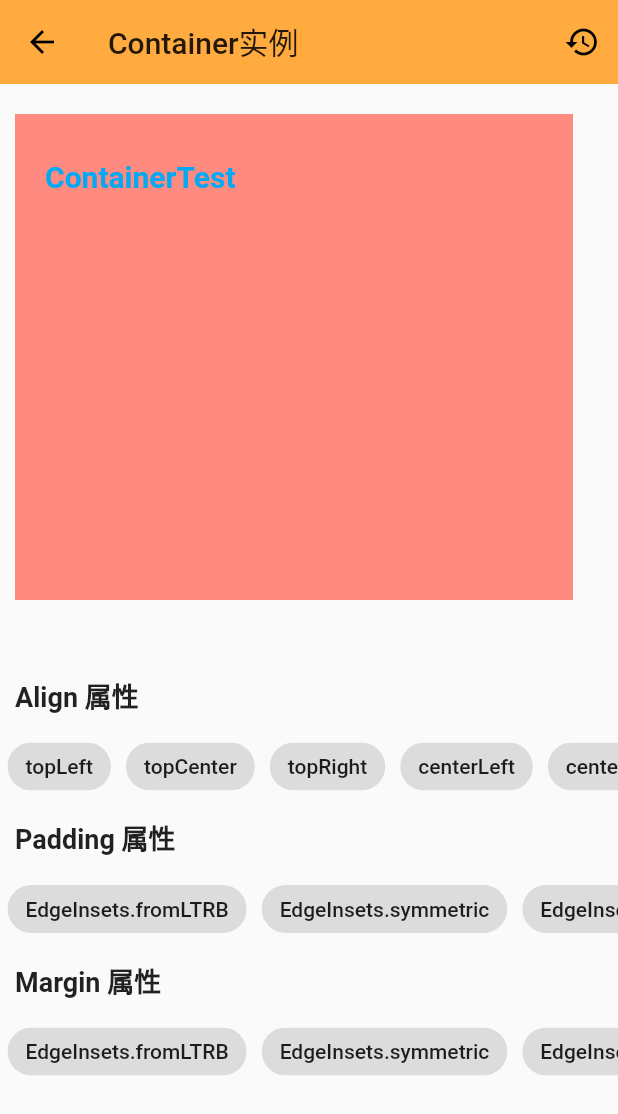
After one commit to leokaka1/FlutterDemo, a Flutter app: the ContainerShowDemo screen opened by its route, after a tap on the "restore" icon, on a phone screen of 412 x 824 dp. The commit adds this screen. Shown: the top 1114 px of the screen. Run offline on Flutter 3.47's test engine with Material 2 defaults, Android fonts, the light colour scheme and no system bars; our stand-ins replace flutter_screenutil; network calls fail; statements that could not run were skipped.

Commit message:
add some basic function and a container function

```diff
--- a/lib/main.dart
+++ b/lib/main.dart
@@ -7,8 +7,13 @@ import './pages/demos/listView_demo.dart';
 import './pages/demos/text_demo/text_showDemo.dart';
 import './pages/demos/image_demo/image_demo.dart';
 import './pages/demos/image_demo/image_showDemo.dart';
+import './pages/demos/row_demo/row_demo.dart';
+import './pages/demos/row_demo/row_showdemo.dart';
+import './pages/demos/container.demo/container_demo.dart';
+import './pages/demos/container.demo/container_showDemo.dart';
 import 'package:flutter/cupertino.dart';//ios风格
 import 'package:flutter/foundation.dart';//区分系统版本
+
 
 void main() => runApp(MyApp());
 
@@ -28,6 +33,7 @@ class MyApp extends StatelessWidget {
   // This widget is the root of your application.
   @override
   Widget build(BuildContext context) {
+
     return MaterialApp(
       title: 'Flutter Demo',
       routes: {//配置路由
@@ -35,6 +41,10 @@ class MyApp extends StatelessWidget {
         '/textShow':(context)=> TextShowDemo(),
         '/images':(context)=> ImageDemo(),
         '/imageShow':(context)=>ImageShowDemo(),
+        '/container':(context)=> ContainerDemo(),
+        '/containerShow':(context)=>ContainerShowDemo(),
+        '/row':(context)=> RowDemo(),
+        '/rowShow':(context)=>RowShowDemo(),
         '/layout':(context)=> LayoutDemo(),
         '/listView':(context)=>ListView_Demo(),
         '/scrollView':(context)=>ScrollView_Demo(),
--- a/lib/model/basicModel.dart
+++ b/lib/model/basicModel.dart
@@ -29,9 +29,16 @@ final List<Pages> pageInfo =[
   ),
 
   Pages(
+    title: '容器',
+    subTitle:'Container',
+    directionPage: '/container',
+    rightIcon: Icon(Icons.check_box)
+  ),
+
+  Pages(
     title: '水平方向上排列',
     subTitle:'Row',
-    directionPage: '/layout',
+    directionPage: '/row',
     rightIcon: Icon(Icons.view_carousel)
   ),
 
--- /dev/null
+++ b/lib/model/containerwidgetProperties.dart
@@ -0,0 +1,26 @@
+class ContainerWidgetProperties {
+  final String name;
+  final String properties;
+
+  ContainerWidgetProperties({
+    this.name,
+    this.properties
+  });
+}
+
+final List<ContainerWidgetProperties> widgetProperties =[
+  ContainerWidgetProperties(
+    name: 'Alignment:',
+    properties: 'topLeft(左上),、\ntopCenter(上中),\ntopRight(上右),\ncenterLeft(中左),\ncenter(居中),\ncenterRight(中右边),\nbottomLeft(左下),\nbottomCenter(下中),\nbottomRight(下右)'
+  ),
+
+  ContainerWidgetProperties(
+    name: 'Padding:',
+    properties: 'EdgtInserts.fromLTRB(上下左右可以自己设置),\nEdgtInserts.symmetric(),\nEdgtInserts.all(所有边都设置内边距),\nEdgtInserts.only(只有某一个边设置)'
+  ),
+
+  ContainerWidgetProperties(
+    name: 'Margin:',
+    properties: 'EdgtInserts.fromLTRB(上下左右可以自己设置),\nEdgtInserts.symmetric(),\nEdgtInserts.all(所有边都设置内边距),\nEdgtInserts.only(只有某一个边设置)'
+  ),
+];
--- /dev/null
+++ b/lib/model/params.dart
@@ -0,0 +1,86 @@
+import 'package:flutter/cupertino.dart';
+import 'package:flutter/material.dart';
+
+class Value<T> {
+  final String name;
+  final T value;
+  const Value({this.name, this.value});
+}
+
+const List<Value<AlignmentGeometry>> alignmentValues = [
+  const Value(
+    name: 'topLeft',
+    value: Alignment.topLeft,
+  ),
+  const Value(
+    name: 'topCenter',
+    value: Alignment.topCenter,
+  ),
+  const Value(
+    name: 'topRight',
+    value: Alignment.topRight,
+  ),
+  const Value(
+    name: 'centerLeft',
+    value: Alignment.centerLeft,
+  ),
+  const Value(
+    name: 'center',
+    value: Alignment.center,
+
+  ),
+  const Value(
+    name: 'centerRight',
+    value: Alignment.centerRight,
+  ),
+  const Value(
+    name: 'bottomLeft',
+    value: Alignment.bottomLeft,
+  ),
+  const Value(
+    name: 'bottomCenter',
+    value: Alignment.bottomCenter,
+  ),
+  const Value(
+    name: 'bottomRight',
+    value: Alignment.bottomRight,
+  ),
+];
+
+const List<Value<EdgeInsetsGeometry>> paddingValues = [
+  const Value(
+      name: 'EdgeInsets.fromLTRB',
+      value: const EdgeInsets.fromLTRB(20.0, 30.0, 40.0, 50.0)
+    ),
+  const Value(
+      name: 'EdgeInsets.symmetric',
+      value: const EdgeInsets.symmetric(vertical: 20.0, horizontal: 40.0),
+    ),
+  const Value(
+      name: 'EdgeInsets.all',
+      value: const EdgeInsets.all(20.0),
+    ),
+  const Value(
+      name: 'EdgeInsets.only',
+      value: const EdgeInsets.only(top: 30.0),
+    ),
+];
+
+const List<Value<EdgeInsetsGeometry>> marginValues = [
+  const Value(
+    name: 'EdgeInsets.fromLTRB',
+    value: const EdgeInsets.fromLTRB(10.0, 20.0, 30.0, 40.0),
+  ),
+  const Value(
+    name: 'EdgeInsets.symmetric',
+    value: const EdgeInsets.symmetric(vertical: 10.0, horizontal: 20.0),
+  ),
+  const Value(
+    name: 'EdgeInsets.all',
+    value: const EdgeInsets.all(10.0),
+  ),
+  const Value(
+    name: 'EdgeInsets.only',
+    value: const EdgeInsets.only(top: 10.0),
+  )
+];
--- /dev/null
+++ b/lib/pages/demos/basicShowPage.dart
@@ -0,0 +1,49 @@
+import 'package:flutter/material.dart';
+// import 'package:flutter_screenutil/flutter_screenutil.dart';
+
+abstract class BasicShowPageState<T extends StatefulWidget> extends State<T> {
+
+  @override
+  void initState() {
+    super.initState();
+  }
+
+  @protected
+  List<Widget> getBottomContent();
+
+  @protected
+  Widget getTopContent();
+
+  @protected
+  String getTitle();
+
+  @protected
+  getReStore();
+
+  @override
+  Widget build(BuildContext context) {
+    return Container(
+      child: Scaffold(
+          appBar: AppBar(
+            title: Text(getTitle()),
+            elevation: 0,
+            actions: <Widget>[
+              IconButton(
+                icon: Icon(Icons.restore),
+                onPressed: (){getReStore();},
+              )
+            ],
+          ),
+          body: Column(children: <Widget>[
+            Expanded(
+              child: getTopContent(),
+            ),
+
+            Expanded(
+                child: ListView(
+                  children: getBottomContent(),
+                ))
+          ])),
+    );
+  }
+}
--- /dev/null
+++ b/lib/pages/demos/container.demo/container_showDemo.dart
@@ -0,0 +1,77 @@
+import 'package:flutter/material.dart';
+import 'package:flutter_screenutil/flutter_screenutil.dart';
+import '../../publicWidget/radioSelectedWidget.dart';
+import '../../../model/params.dart';
+import '../../publicWidget/customerTextTitle.dart';
+import '../basicShowPage.dart';
+
+class ContainerShowDemo extends StatefulWidget {
+  _ContainerShowDemoState createState() => _ContainerShowDemoState();
+}
+
+class _ContainerShowDemoState extends BasicShowPageState<ContainerShowDemo> {
+  Value<AlignmentGeometry> _alignment;
+  Value<EdgeInsetsGeometry> _padding;
+  Value<EdgeInsetsGeometry> _margin;
+
+  @override
+  void initState() {
+    super.initState();
+    _alignment = alignmentValues[0];
+    _padding = paddingValues[0];
+    _margin = marginValues[0];
+  }
+
+  @override
+  getReStore() {
+    setState(() {
+      _alignment = alignmentValues[0];
+      _padding = paddingValues[0];
+      _margin = marginValues[0];
+    });
+  }
+
+  @override
+  List<Widget> getBottomContent() {
+    return [
+      CustomerTextTitle(typeTitle: 'Align 属性'),
+      RadioGroupWidget(alignmentValues, (value) {
+        setState(() {
+          _alignment = value;
+        });
+      }),
+      CustomerTextTitle(typeTitle: 'Padding 属性'),
+      RadioGroupWidget(paddingValues, (value) {
+        setState(() {
+          _padding = value;
+        });
+      }),
+      CustomerTextTitle(typeTitle: 'Margin 属性'),
+      RadioGroupWidget(marginValues, (value) {
+        setState(() {
+          _margin = value;
+        });
+      })
+    ];
+  }
+
+  @override
+  String getTitle() {
+    return 'Container实例';
+  }
+
+  @override
+  Widget getTopContent() {
+    return Container(
+        width: ScreenUtil.screenWidth,
+        color: Colors.redAccent[100],
+        alignment: _alignment.value,
+        padding: _padding.value,
+        margin: _margin.value,
+        child: Text('ContainerTest',
+            style: TextStyle(
+                fontSize: 20,
+                fontWeight: FontWeight.bold,
+                color: Colors.lightBlue)));
+  }
+}
--- a/lib/pages/demos/text_demo/text_demo.dart
+++ b/lib/pages/demos/text_demo/text_demo.dart
@@ -1,6 +1,6 @@
 import 'package:flutter/material.dart';
 import '../../../model/TextwidgetProperties.dart';
-import '../basicDetailsPag.dart';
+import '../basicDetailsPage.dart';
 
 class TextDemo extends StatelessWidget {
   Widget _handleItem() {
@@ -32,7 +32,7 @@ class TextDemo extends StatelessWidget {
   Widget build(BuildContext context) {
     return BasicDetailPage(
         titleName: 'Text组件的使用',
-        subTitleName: 'Text属性学习',
+        subTitleName: 'Text 属性',
         detailContent: _handleItem(),
         routeName: '/textShow',
       );
--- a/lib/pages/person/person.dart
+++ b/lib/pages/person/person.dart
@@ -3,7 +3,6 @@ class Person extends StatelessWidget {
   @override
   Widget build(BuildContext context) {
     return Scaffold(
-
       body: Container(
         child: Center(
           child: Text('Person'),
--- a/lib/pages/publicWidget/customerNavigation.dart
+++ b/lib/pages/publicWidget/customerNavigation.dart
@@ -4,6 +4,7 @@ import '../favorite/favorite.dart';
 import '../person/person.dart';
 import '../setting/setting.dart';
 import '../publicWidget/customerDrawer.dart';
+import 'package:flutter_screenutil/flutter_screenutil.dart';
 class SettingBottomNavigation extends StatefulWidget {
   @override
   State<StatefulWidget> createState() {
@@ -29,6 +30,7 @@ class SettingBottomNavigationState extends State<SettingBottomNavigation> {
 
   @override
   Widget build(BuildContext context) {
+    ScreenUtil.instance = ScreenUtil(width: 750, height: 1334)..init(context);
     return Scaffold(
       appBar: AppBar(title: Text('Flutter知识点总结'),elevation: 0),
       drawer: CustomerDrawer(),
@@ -43,7 +45,7 @@ class SettingBottomNavigationState extends State<SettingBottomNavigation> {
         items: [
           BottomNavigationBarItem(icon: Icon(Icons.widgets), title: Text('基础部件')),
           BottomNavigationBarItem(
-              icon: Icon(Icons.pages), title: Text('基础布局')),
+              icon: Icon(Icons.pages), title: Text('常用功能')),
           BottomNavigationBarItem(
               icon: Icon(Icons.developer_mode), title: Text('小示例')),
           BottomNavigationBarItem(
--- /dev/null
+++ b/lib/pages/publicWidget/customerTextTitle.dart
@@ -0,0 +1,16 @@
+import 'package:flutter/material.dart';
+
+class CustomerTextTitle extends StatelessWidget {
+  final String typeTitle;
+  CustomerTextTitle({this.typeTitle});
+  @override
+  Widget build(BuildContext context) {
+    return Padding(
+      padding: EdgeInsets.all(10),
+      child: Text(
+        typeTitle,
+        style: TextStyle(fontSize: 18, fontWeight: FontWeight.bold),
+      ),
+    );
+  }
+}
--- /dev/null
+++ b/lib/pages/publicWidget/radioSelectedWidget.dart
@@ -0,0 +1,36 @@
+import 'package:flutter/material.dart';
+import '../../model/params.dart';
+
+// 横向选择框
+class RadioGroupWidget<T> extends StatelessWidget {
+  RadioGroupWidget(this.valueList, this.valueChanged);
+
+  // final Value<T> groupValue;
+  final List<Value<T>> valueList;
+  final ValueChanged<Value<T>> valueChanged;
+
+  Widget _handleItem() {
+    return SingleChildScrollView(
+        scrollDirection: Axis.horizontal,
+        child: Row(
+          mainAxisAlignment: MainAxisAlignment.start,
+          crossAxisAlignment: CrossAxisAlignment.center,
+          children: valueList.map((item) {
+            return Padding(
+              padding: EdgeInsets.fromLTRB(5, 0, 5, 0),
+              child: ActionChip(
+                label: Text(item.name),
+                onPressed: () {
+                  valueChanged(item);
+                },
+              ),
+            );
+          }).toList(),
+        ));
+  }
+
+  @override
+  Widget build(BuildContext context) {
+    return _handleItem();
+  }
+}
--- a/pubspec.yaml
+++ b/pubspec.yaml
@@ -15,6 +15,9 @@ environment:
 dependencies:
   flutter:
     sdk: flutter
+
+  #关于屏幕
+  flutter_screenutil: ^0.4.2
 
   # The following adds the Cupertino Icons font to your application.
   # Use with the CupertinoIcons class for iOS style icons.
```
Also changed, not shown: lib/pages/demos/container.demo/container_demo.dart (added, +40 -0 lines), lib/pages/demos/image_demo/image_demo.dart (+4 -4 lines), lib/pages/demos/row_demo/row_demo.dart (added, +16 -0 lines), lib/pages/demos/row_demo/row_showDemo.dart (added, +16 -0 lines), lib/pages/demos/basicDetailsPage.dart (renamed from lib/pages/demos/basicDetailsPag.dart), 1 other file.
